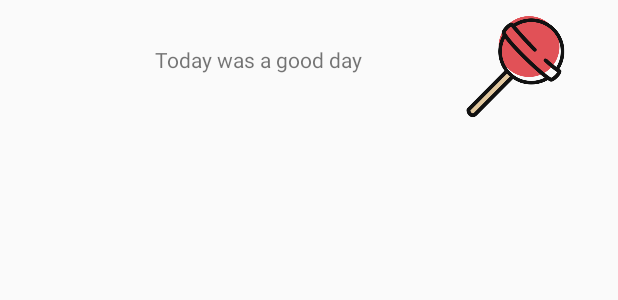
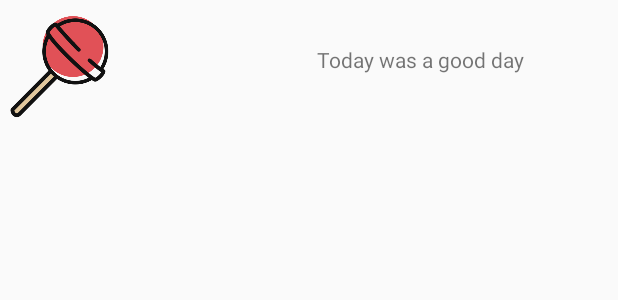
Before and after one commit to jqiu98/butterfly, an Android app: the layout lollipop1.xml on its own in the app's theme, with its tools: preview values and no code run, on a phone screen of 412 x 824 dp. Shown: the top 300 px of the screen. Run offline under Robolectric (Android 15) with nearby library versions, the phone set to English and light mode, and no system bars.

Commit message:
linear layout

```diff
--- a/app/src/main/res/layout/lollipop1.xml
+++ b/app/src/main/res/layout/lollipop1.xml
@@ -1,5 +1,5 @@
 <?xml version="1.0" encoding="utf-8"?>
-<RelativeLayout xmlns:android="http://schemas.android.com/apk/res/android"
+<LinearLayout xmlns:android="http://schemas.android.com/apk/res/android"
     xmlns:app="http://schemas.android.com/apk/res-auto"
     xmlns:tools="http://schemas.android.com/tools"
     android:layout_width="match_parent"
@@ -18,12 +18,6 @@
         tools:layout_editor_absoluteX="282dp"
         tools:layout_editor_absoluteY="48dp" />
 
-    <android.support.v7.widget.CardView
-        android:layout_width="368dp"
-        android:layout_height="wrap_content"
-        tools:layout_editor_absoluteX="8dp"
-        tools:layout_editor_absoluteY="178dp" />
-
     <TextView
         android:id="@+id/post"
         android:layout_width="wrap_content"
@@ -35,4 +29,11 @@
         android:text="Today was a good day"
         tools:layout_editor_absoluteX="99dp"
         tools:layout_editor_absoluteY="74dp" />
-</RelativeLayout>
+
+    <android.support.v7.widget.CardView
+        android:layout_width="368dp"
+        android:layout_height="wrap_content"
+        tools:layout_editor_absoluteX="8dp"
+        tools:layout_editor_absoluteY="178dp" />
+
+</LinearLayout>
--- a/app/src/main/res/values/colors.xml
+++ b/app/src/main/res/values/colors.xml
@@ -1,6 +1,6 @@
 <?xml version="1.0" encoding="utf-8"?>
 <resources>
     <color name="colorPrimary">#f28583</color>
-    <color name="colorPrimaryDark">#303F9F</color>
+    <color name="colorPrimaryDark">#303f9f</color>
     <color name="colorAccent">#fff9e6</color>
 </resources>
```
Also changed, not shown: app/src/main/res/layout/initpage.xml (+6 -7 lines).
